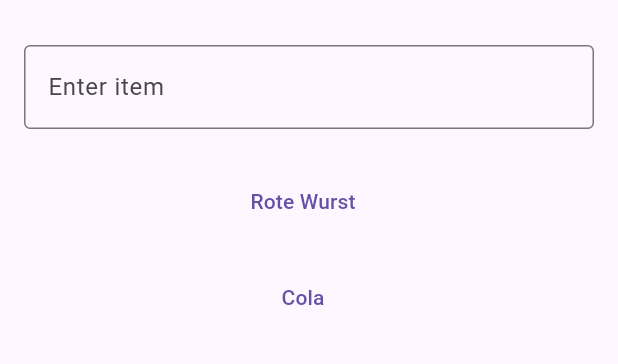
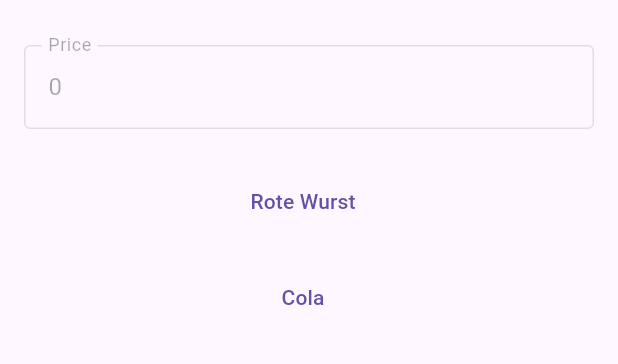
Before and after one commit to valyriouc/Cashout, a Flutter app: the screen it shows after launch, on a phone screen of 412 x 824 dp, the part 63-427 px from its top. Run offline on Flutter 3.47's test engine with Material 3 defaults, Android fonts, the light colour scheme and no system bars.

Commit message:
Simple logic of the main view is ready

```diff
--- a/justapp/lib/views/mainView.dart
+++ b/justapp/lib/views/mainView.dart
@@ -1,11 +1,15 @@
 import 'package:flutter/material.dart';
 import 'package:justapp/backend/repository.dart';
+import 'package:justapp/models/item.dart';
 import 'package:justapp/views/layoutOverview.dart';
 
 class MainView extends StatelessWidget {
   final TextEditingController _controller = new TextEditingController();
+  final List<Item> selectedItems = <Item>[];
 
-  MainView({super.key});
+  MainView({super.key}) {
+    _controller.text = "0";
+  }
 
   @override
   Widget build(BuildContext context) {
@@ -30,8 +34,9 @@
             padding: const EdgeInsets.all(16.0),
             child: TextField(
               controller: _controller,
+              enabled: false,
               decoration: const InputDecoration(
-                labelText: 'Enter item',
+                labelText: 'Price',
                 border: OutlineInputBorder(),
               ),
             ),
@@ -43,7 +48,16 @@
                 return ListTile(
                   title: TextButton(
                     child: Text(Repository.getActive()?.items[index].name ?? "test"),
-                    onPressed: () => {},),
+                    onPressed: () {
+                      double amount = double.parse(_controller.text);
+                      Item? item = Repository.getActive()?.items[index];
+                      if (item == null) {
+                        return;
+                      }
+                      selectedItems.add(item);
+                      amount += item.price / 100;
+                      _controller.text = amount.toString();
+                    }),
                 );
               },
             ),
```
